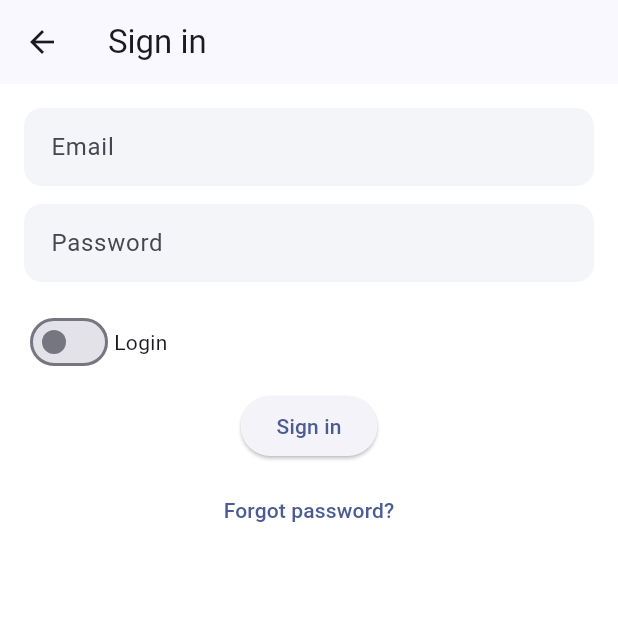
After one commit to Grupo44-ISIS3510-202520/Flutter, a Flutter app: the LoginScreen screen opened directly, on a phone screen of 412 x 824 dp, the top half of it. The commit adds this screen. Run offline on Flutter 3.47's test engine with Material 3 defaults, Android fonts, the phone set to English and light mode, and no system bars; our stand-ins replace equatable, firebase_analytics, firebase_auth, firebase_core, flutter_bloc; accounts and stored records are empty; network calls fail.

Commit message:
atuh medio funciona

```diff
--- /dev/null
+++ b/brigadeflutter/lib/blocs/auth/auth_cubit.dart
@@ -0,0 +1,46 @@
+
+import 'package:flutter_bloc/flutter_bloc.dart';
+import 'package:firebase_auth/firebase_auth.dart';
+import 'auth_state.dart';
+
+class AuthCubit extends Cubit<AuthState> {
+  final FirebaseAuth _auth = FirebaseAuth.instance;
+  AuthCubit(): super(const AuthState()){
+    _auth.authStateChanges().listen((u){
+      emit(state.copyWith(uid: u?.uid, email: u?.email, loading: false, error: null));
+    });
+  }
+
+  Future<void> signInWithEmail(String email, String password) async {
+    try {
+      emit(state.copyWith(loading: true, error: null));
+      await _auth.signInWithEmailAndPassword(email: email, password: password);
+    } on FirebaseAuthException catch (e) {
+      emit(state.copyWith(loading: false, error: e.message));
+    }
+  }
+
+  Future<void> signUpWithEmail(String email, String password) async {
+    try {
+      emit(state.copyWith(loading: true, error: null));
+      final cred = await _auth.createUserWithEmailAndPassword(email: email, password: password);
+      await cred.user?.sendEmailVerification(); // buenas prácticas
+      emit(state.copyWith(loading: false));
+    } on FirebaseAuthException catch (e) {
+      emit(state.copyWith(loading: false, error: e.message));
+    }
+  }
+
+  Future<void> sendPasswordReset(String email) async {
+    try {
+      emit(state.copyWith(loading: true, error: null));
+      await _auth.sendPasswordResetEmail(email: email);
+      emit(state.copyWith(loading: false));
+    } on FirebaseAuthException catch (e) {
+      emit(state.copyWith(loading: false, error: e.message));
+    }
+  }
+
+  Future<void> signOut() async => _auth.signOut();
+
+}
--- /dev/null
+++ b/brigadeflutter/lib/blocs/auth/auth_state.dart
@@ -0,0 +1,11 @@
+import 'package:equatable/equatable.dart';
+class AuthState extends Equatable {
+  final bool loading;
+  final String? uid;
+  final String? email;
+  final String? error;
+  const AuthState({this.loading=false, this.uid, this.email, this.error});
+  AuthState copyWith({bool? loading, String? uid, String? email, String? error}) =>
+    AuthState(loading: loading??this.loading, uid: uid??this.uid, email: email??this.email, error: error);
+  @override List<Object?> get props => [loading, uid, email, error];
+}
--- /dev/null
+++ b/brigadeflutter/lib/screens/login_screen.dart
@@ -0,0 +1,88 @@
+import 'package:flutter/material.dart';
+import 'package:flutter_bloc/flutter_bloc.dart';
+import '../blocs/auth/auth_cubit.dart';
+import '../blocs/auth/auth_state.dart';
+
+class LoginScreen extends StatefulWidget {
+  const LoginScreen({super.key});
+  @override
+  State<LoginScreen> createState() => _LoginScreenState();
+}
+
+class _LoginScreenState extends State<LoginScreen> {
+  final email = TextEditingController(), pass = TextEditingController();
+  bool create = false;
+
+  @override
+  Widget build(BuildContext context) {
+    return Scaffold(
+      appBar: AppBar(title: const Text('Sign in')),
+      body: BlocConsumer<AuthCubit, AuthState>(
+        listener: (ctx, state) {
+          if (state.error != null) {
+            ScaffoldMessenger.of(ctx).showSnackBar(SnackBar(content: Text(state.error!)));
+          }
+        },
+        builder: (ctx, state) {
+          return Padding(
+            padding: const EdgeInsets.all(16),
+            child: Column(
+              children: [
+                TextField(
+                  controller: email,
+                  keyboardType: TextInputType.emailAddress,
+                  decoration: const InputDecoration(hintText: 'Email'),
+                ),
+                const SizedBox(height: 12),
+                TextField(
+                  controller: pass,
+                  obscureText: true,
+                  decoration: const InputDecoration(hintText: 'Password'),
+                ),
+                const SizedBox(height: 16),
+                Row(
+                  children: [
+                    Switch(value: create, onChanged: (v) => setState(() => create = v)),
+                    Text(create ? 'Create account' : 'Login'),
+                  ],
+                ),
+                const SizedBox(height: 8),
+                ElevatedButton(
+                  onPressed: state.loading
+                      ? null
+                      : () {
+                          final c = context.read<AuthCubit>();
+                          final e = email.text.trim(), p = pass.text.trim();
+                          create ? c.signUpWithEmail(e, p) : c.signInWithEmail(e, p);
+                        },
+                  child: state.loading
+                      ? const CircularProgressIndicator()
+                      : Text(create ? 'Create' : 'Sign in'),
+                ),
+                const SizedBox(height: 8),
+                TextButton(
+                  onPressed: state.loading
+                      ? null
+                      : () {
+                          final e = email.text.trim();
+                          if (e.isNotEmpty) {
+                            context.read<AuthCubit>().sendPasswordReset(e);
+                            ScaffoldMessenger.of(context).showSnackBar(
+                              const SnackBar(content: Text('Reset link sent if email exists.')),
+                            );
+                          } else {
+                            ScaffoldMessenger.of(context).showSnackBar(
+                              const SnackBar(content: Text('Enter your email first.')),
+                            );
+                          }
+                        },
+                  child: const Text('Forgot password?'),
+                ),
+              ],
+            ),
+          );
+        },
+      ),
+    );
+  }
+}
--- a/brigadeflutter/pubspec.yaml
+++ b/brigadeflutter/pubspec.yaml
@@ -39,6 +39,9 @@ dependencies:
   firebase_core: ^4.1.1
   firebase_auth: ^6.1.0
   firebase_analytics: ^12.0.2
+  sensors_plus: ^5.0.1 # notifications jenn
+  geolocator: ^13.0.1
+  http: ^1.2.2
 
 
 dev_dependencies:
```
Also changed, not shown: brigadeflutter/lib/app.dart (+20 -0 lines), brigadeflutter/pubspec.lock, 3 other files.
